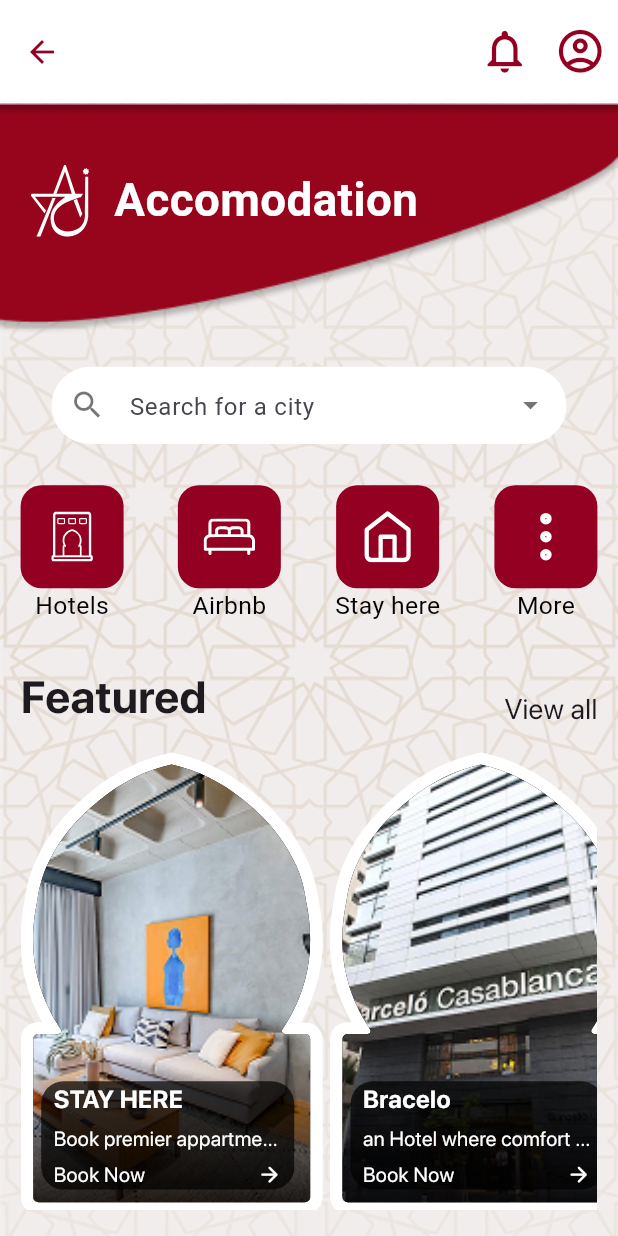
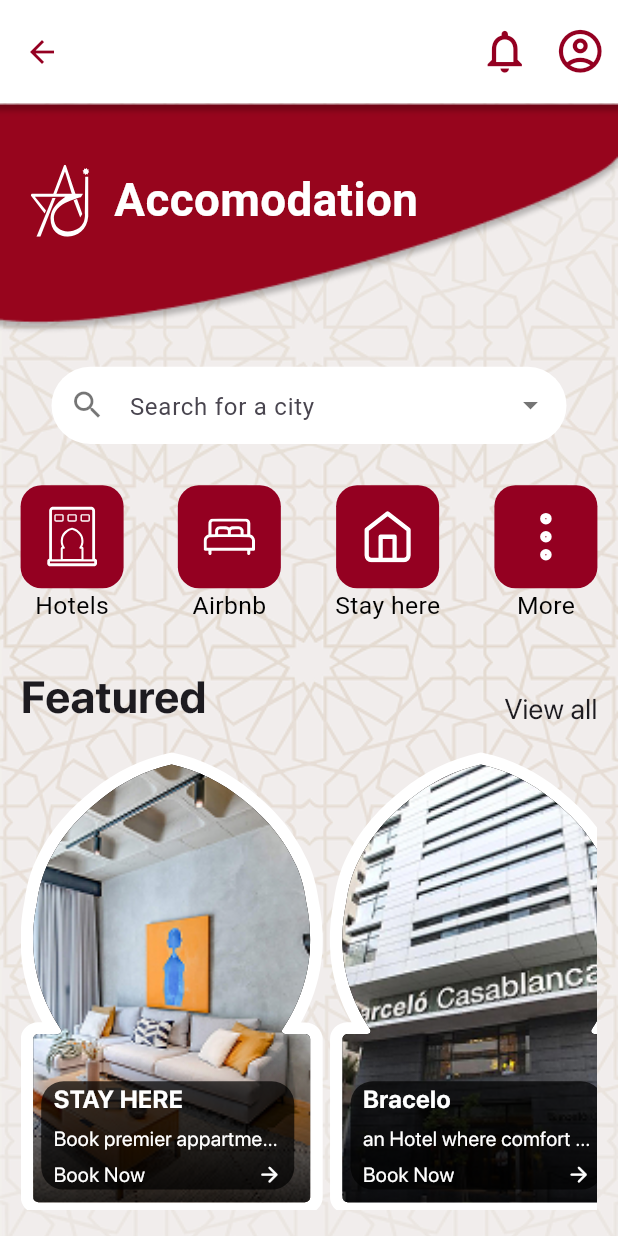
Before and after one commit to amrkharchoufi/AjiApp, a Flutter app: the AccomodationView screen opened directly, on a phone screen of 412 x 824 dp. Run offline on Flutter 3.47's test engine with Material 3 defaults, Android fonts, the light colour scheme and no system bars; drawn by our look-alikes of dropdown_search; our stand-ins replace animate_do, flutter_svg, font_awesome_flutter; project files that could hold a hidden picture were left out.

Commit message:
changed icons of accomodation

```diff
--- a/lib/views/accomodation_view.dart
+++ b/lib/views/accomodation_view.dart
@@ -108,8 +108,8 @@ class _AccomodationViewState extends State<AccomodationView> {
                                 child: Center(
                                   child: SvgPicture.asset(
                                     "assets/icons/hotel_icon.svg",
-                                    width: ScreenSize.width / 12,
-                                    height: ScreenSize.width / 12,
+                                    width: ScreenSize.width / 10,
+                                    height: ScreenSize.width / 10,
                                     fit: BoxFit.contain,
                                   ),
                                 ),
```
